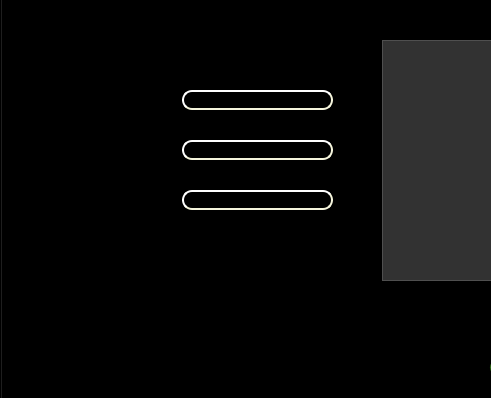
This is Login/ajouter_employe.ui in Kaysharp42/Smart-library as Qt 5 draws it before an edit; both pictures show x 0 to 491 and y 86 to 484 of the 873 by 484 pixel window. The edited form follows.
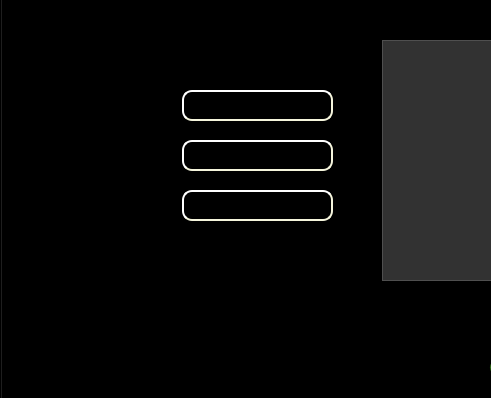
This is the edited form. The open tabs and pages were chosen to show the change. Icons and pictures are not drawn.

The edit to the form file:
```diff
--- a/Login/ajouter_employe.ui
+++ b/Login/ajouter_employe.ui
@@ -58,7 +58,7 @@
      <property name="geometry">
       <rect>
        <x>10</x>
-       <y>190</y>
+       <y>200</y>
        <width>101</width>
        <height>31</height>
       </rect>
@@ -75,8 +75,8 @@
     <widget class="QLabel" name="label_2">
      <property name="geometry">
       <rect>
-       <x>10</x>
-       <y>230</y>
+       <x>0</x>
+       <y>240</y>
        <width>171</width>
        <height>51</height>
       </rect>
@@ -114,7 +114,7 @@
        <x>180</x>
        <y>150</y>
        <width>151</width>
-       <height>20</height>
+       <height>31</height>
       </rect>
      </property>
      <property name="styleSheet">
@@ -123,7 +123,7 @@
     border-width: 2px;
     border-radius: 10px;
     border-color: beige;
-    font: bold 7px;
+    font: bold 12px;
     min-width: 5em;
     padding:3px;
 background-color: rgba(0, 0, 0, 50);
@@ -137,7 +137,7 @@
        <x>180</x>
        <y>200</y>
        <width>151</width>
-       <height>20</height>
+       <height>31</height>
       </rect>
      </property>
      <property name="styleSheet">
@@ -146,7 +146,7 @@
     border-width: 2px;
     border-radius: 10px;
     border-color: beige;
-    font: bold 7px;
+    font: bold 12px;
     min-width: 5em;
     padding:3px;
 background-color: rgba(0, 0, 0, 50);
@@ -159,7 +159,7 @@
        <x>180</x>
        <y>250</y>
        <width>151</width>
-       <height>20</height>
+       <height>31</height>
       </rect>
      </property>
      <property name="styleSheet">
@@ -168,7 +168,7 @@
     border-width: 2px;
     border-radius: 10px;
     border-color: beige;
-    font: bold 7px;
+    font: bold 12px;
     min-width: 5em;
     padding:3px;
 background-color: rgba(0, 0, 0, 50);
```
Left out of the diff: 12 changed lines with no effect on the pictures.
